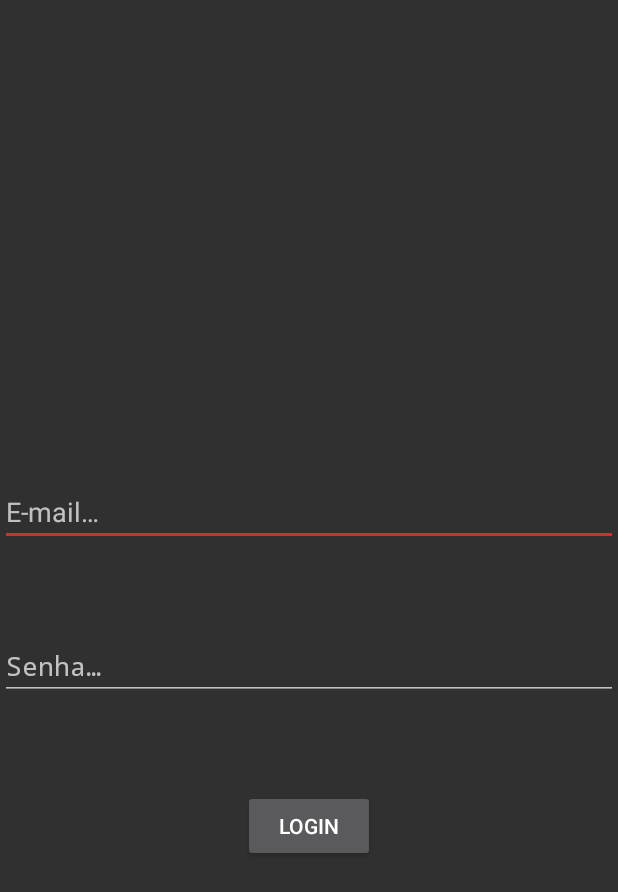
After one commit to jhonmaycon94/feira_barata, an Android app: the LoginActivity screen opened directly, with no data from a screen before it, on a phone screen of 412 x 824 dp. The commit adds this screen. Shown: the top 892 px of the screen. Run offline under Robolectric (Android 15) with nearby library versions, the phone set to English and light mode, and no system bars.

Commit message:
add menu and a intent to start login activity

```diff
--- a/app/src/main/AndroidManifest.xml
+++ b/app/src/main/AndroidManifest.xml
@@ -12,10 +12,11 @@
         <activity android:name=".MainActivity">
             <intent-filter>
                 <action android:name="android.intent.action.MAIN" />
-
                 <category android:name="android.intent.category.LAUNCHER" />
             </intent-filter>
         </activity>
+        <activity
+            android:name=".LoginActivity" >
+        </activity>
     </application>
-
 </manifest>
--- /dev/null
+++ b/app/src/main/java/com/jhonmaycon/feirabarata/LoginActivity.java
@@ -0,0 +1,12 @@
+package com.jhonmaycon.feirabarata;
+
+import android.app.Activity;
+import android.os.Bundle;
+
+public class LoginActivity extends Activity {
+
+    @Override
+    protected void onCreate(Bundle savedInstanceState) {
+        super.onCreate(savedInstanceState);
+        setContentView(R.layout.activity_login); }
+}
--- a/app/src/main/res/layout/activity_main.xml
+++ b/app/src/main/res/layout/activity_main.xml
@@ -22,8 +22,8 @@
         android:id="@+id/searchView"
         android:layout_width="match_parent"
         android:layout_height="40dp"
-        android:layout_marginStart="6dp"
-        android:layout_marginEnd="6dp"
+        android:layout_margin="6dp"
+        android:iconifiedByDefault="false"
         android:queryHint="@string/search_hint"
         app:layout_constraintEnd_toEndOf="parent"
         app:layout_constraintHorizontal_bias="0.0"
--- a/app/src/main/res/values/strings.xml
+++ b/app/src/main/res/values/strings.xml
@@ -4,4 +4,6 @@
     <string name="e_mail">E-mail&#8230;</string>
     <string name="password">Senha&#8230;</string>
     <string name="btn_login">Login</string>
+    <string name="menu_login">Fazer login</string>
+    <string name="menu_cadastro">Fazer cadastro</string>
 </resources>
--- a/gradle.properties
+++ b/gradle.properties
@@ -6,7 +6,7 @@
 # http://www.gradle.org/docs/current/userguide/build_environment.html
 # Specifies the JVM arguments used for the daemon process.
 # The setting is particularly useful for tweaking memory settings.
-org.gradle.jvmargs=-Xmx1536m
+#org.gradle.jvmargs=-Xmx1536m
 # When configured, Gradle will run in incubating parallel mode.
 # This option should only be used with decoupled projects. More details, visit
 # http://www.gradle.org/docs/current/userguide/multi_project_builds.html#sec:decoupled_projects
```
Also changed, not shown: app/src/main/java/com/jhonmaycon/feirabarata/MainActivity.java (+26 -0 lines).
